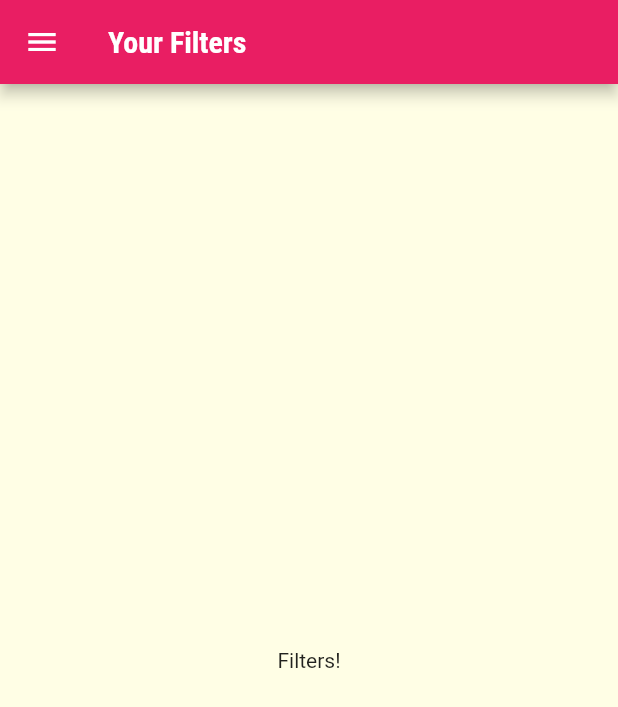
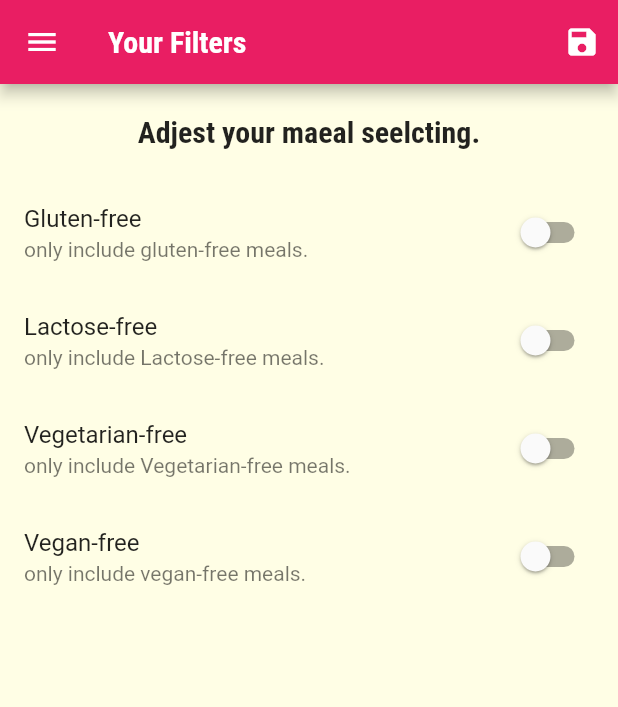
Before and after one commit to Anasmb/Meals-Flutter, a Flutter app: the FiltersScreen screen opened by its route, on a phone screen of 412 x 824 dp. Shown: the top 707 px of the screen. Run offline on Flutter 3.47's test engine with Material 2 defaults, Android fonts, the phone set to English and light mode, and no system bars.

Commit message:
added floating button that delete the meal from the meals screen (send data backward to previous screen) added filter switches in filter screen and its logic

```diff
--- a/lib/main.dart
+++ b/lib/main.dart
@@ -1,6 +1,8 @@
 import 'package:flutter/material.dart';
+
+import './dummy_data.dart';
 import './screens/filters_screen.dart';
-
+import './models/meal.dart';
 import './screens/tabs_screen.dart';
 import './screens/meal_detail_screen.dart';
 import './screens/category_meals_screen.dart';
@@ -8,7 +10,41 @@ import './screens/categories_screen.dart';
 
 void main() => runApp(MyApp());
 
-class MyApp extends StatelessWidget {
+class MyApp extends StatefulWidget {
+  @override
+  State<MyApp> createState() => _MyAppState();
+}
+
+class _MyAppState extends State<MyApp> {
+  Map<String, bool> _filters = {
+    "gluten": false,
+    "lactose": false,
+    "vegan": false,
+    "vegetarian": false
+  };
+  List<Meal> _availableMeals = DUMMY_MEALS;
+
+  void _setFilters(Map<String, bool> filterData) {
+    setState(() {
+      _filters = filterData;
+      _availableMeals = DUMMY_MEALS.where((element) {
+        if (_filters["gluten"] && !element.isGlutenFree) {
+          return false;
+        }
+        if (_filters["lactose"] && !element.isLactoseFree) {
+          return false;
+        }
+        if (_filters["vegan"] && !element.isVegan) {
+          return false;
+        }
+        if (_filters["vegetarian"] && !element.isVegetarian) {
+          return false;
+        }
+        return true;
+      }).toList();
+    });
+  }
+
   @override
   Widget build(BuildContext context) {
     return MaterialApp(
@@ -26,9 +62,11 @@ class MyApp extends StatelessWidget {
               ))),
       home: TabsScreen(),
       routes: {
-        CategoryMealsScreen.routeName: (context) => CategoryMealsScreen(),
+        CategoryMealsScreen.routeName: (context) =>
+            CategoryMealsScreen(_availableMeals),
         MealDetailScreen.routeName: (context) => MealDetailScreen(),
-        FiltersScreen.routeName: (context) => FiltersScreen(),
+        FiltersScreen.routeName: (context) =>
+            FiltersScreen(_setFilters, _filters),
       },
       onUnknownRoute: (settings) {
         return MaterialPageRoute(builder: (ctx) => CategoriesScreen());
--- a/lib/screens/favorites_screen.dart
+++ b/lib/screens/favorites_screen.dart
@@ -4,7 +4,7 @@ class FavoritesScreen extends StatelessWidget {
   @override
   Widget build(BuildContext context) {
     return Center(
-      child: Text("The Favorites"),
+      child: Text("You haveno favorites yet :("),
     );
   }
 }
--- a/lib/screens/filters_screen.dart
+++ b/lib/screens/filters_screen.dart
@@ -1,18 +1,104 @@
 import 'package:flutter/material.dart';
 import '../widgets/main_drawer.dart';
 
-class FiltersScreen extends StatelessWidget {
+class FiltersScreen extends StatefulWidget {
   static const routeName = "/filters";
+  final Function saveFilters;
+  final Map<String, bool> currentFilters;
+
+  FiltersScreen(this.saveFilters, this.currentFilters);
+
+  @override
+  State<FiltersScreen> createState() => _FiltersScreenState();
+}
+
+class _FiltersScreenState extends State<FiltersScreen> {
+  bool _glutenFree = false;
+  bool _vegetarian = false;
+  bool _vegan = false;
+  bool _lactoseFree = false;
+
+  @override
+  void initState() {
+    _glutenFree = widget.currentFilters["gluten"];
+    _vegetarian = widget.currentFilters["vegetarian"];
+    _vegan = widget.currentFilters["vegan"];
+    _lactoseFree = widget.currentFilters["lactose"];
+    super.initState();
+  }
+
+  Widget _buildSwitchListTile(BuildContext context, String title,
+      String subtitle, bool currentValue, Function updateValue) {
+    return SwitchListTile(
+      value: currentValue,
+      onChanged: updateValue,
+      title: Text(title),
+      subtitle: Text(subtitle),
+    );
+  }
 
   @override
   Widget build(BuildContext context) {
     return Scaffold(
       appBar: AppBar(
         title: Text("Your Filters"),
+        actions: [
+          IconButton(
+              onPressed: () {
+                final selectedFilters = {
+                  "gluten": _glutenFree,
+                  "lactose": _lactoseFree,
+                  "vegan": _vegan,
+                  "vegetarian": _vegetarian
+                };
+                widget.saveFilters(selectedFilters);
+              },
+              icon: Icon(Icons.save))
+        ],
       ),
       drawer: MainDrawer(),
-      body: Center(
-        child: Text("Filters!"),
+      body: Column(
+        children: [
+          Container(
+            padding: EdgeInsets.all(20),
+            child: Text(
+              "Adjest your maeal seelcting.",
+              style: Theme.of(context).textTheme.headline6,
+            ),
+          ),
+          Expanded(
+              child: ListView(
+            children: [
+              _buildSwitchListTile(context, "Gluten-free",
+                  "only include gluten-free meals.", _glutenFree, (newValue) {
+                setState(() {
+                  _glutenFree = newValue;
+                });
+              }),
+              _buildSwitchListTile(context, "Lactose-free",
+                  "only include Lactose-free meals.", _lactoseFree, (newValue) {
+                setState(() {
+                  _lactoseFree = newValue;
+                });
+              }),
+              _buildSwitchListTile(
+                  context,
+                  "Vegetarian-free",
+                  "only include Vegetarian-free meals.",
+                  _vegetarian, (newValue) {
+                setState(() {
+                  _vegetarian = newValue;
+                });
+              }),
+              _buildSwitchListTile(context, "Vegan-free",
+                  "only include vegan-free meals.", _vegan, (newValue) {
+                setState(() {
+                  _vegan = newValue;
+                });
+              })
+            ],
+          ))
+        ],
       ),
     );
   }
--- a/lib/screens/meal_detail_screen.dart
+++ b/lib/screens/meal_detail_screen.dart
@@ -83,6 +83,12 @@ class MealDetailScreen extends StatelessWidget {
           ],
         ),
       ),
+      floatingActionButton: FloatingActionButton(
+        child: Icon(Icons.delete),
+        onPressed: () {
+          Navigator.of(context).pop(mealId);
+        },
+      ),
     );
   }
 }
```
Also changed, not shown: lib/screens/category_meals_screen.dart (+37 -19 lines), lib/widgets/meal_item.dart (+20 -9 lines).
